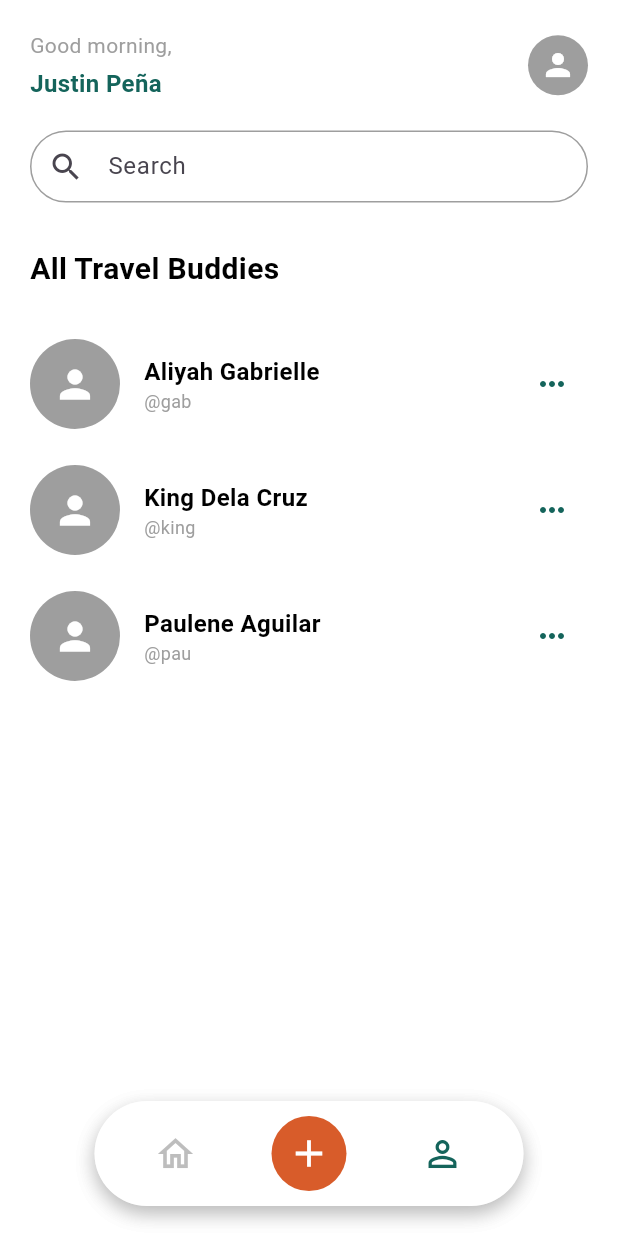
After one commit to CMSC23-UV-4L-AY2024-2025-2ndSem/project-tuklas, a Flutter app: the TravelBuddyScreen screen opened by its route, after a tap on the "home" icon, after a tap on the "person outline" icon, on a phone screen of 412 x 824 dp. The commit adds this screen. Run offline on Flutter 3.47's test engine with Material 3 defaults, Android fonts, the light colour scheme and no system bars; our stand-ins replace cloud_firestore, firebase_auth, firebase_core, google_fonts; accounts and stored records are empty; generated files the repository leaves out were written again.

Commit message:
feat: added files for the main screen and created routing

```diff
--- a/lib/main.dart
+++ b/lib/main.dart
@@ -1,5 +1,7 @@
 import 'package:firebase_core/firebase_core.dart';
 import 'package:flutter/material.dart';
+import 'package:project_TUKLAS/screens/main_screen.dart';
+import 'package:project_TUKLAS/screens/travel_buddy.dart';
 import 'package:provider/provider.dart';
 import 'firebase_options.dart';
 import 'providers/auth_provider.dart';
@@ -29,7 +31,11 @@ class MyApp extends StatelessWidget {
     return MaterialApp(
       title: 'Tuklas',
       initialRoute: '/signup',
-      routes: {'/signup': (context) => const SignUpPage()},
+      routes: {
+        '/signup': (context) => const SignUpPage(),
+        '/': (context) => const MainScreen(),
+        '/travel': (context) => TravelBuddyScreen(),
+      },
       theme: ThemeData(primarySwatch: Colors.blue),
     );
   }
--- /dev/null
+++ b/lib/models/travel_buddy_model.dart
@@ -0,0 +1,6 @@
+class TravelBuddy {
+  final String name;
+  final String username;
+
+  const TravelBuddy({required this.name, required this.username});
+}
--- /dev/null
+++ b/lib/screens/dummy.dart
@@ -0,0 +1,17 @@
+import 'package:flutter/material.dart';
+
+class DummyScreen extends StatelessWidget {
+  const DummyScreen({super.key});
+
+  @override
+  Widget build(BuildContext context) {
+    return Container(
+      color: Colors.white,
+      alignment: Alignment.center,
+      child: const Text(
+        "This is a Dummy Screen!",
+        style: TextStyle(fontSize: 24, fontWeight: FontWeight.bold),
+      ),
+    );
+  }
+}
--- /dev/null
+++ b/lib/screens/main_screen.dart
@@ -0,0 +1,53 @@
+import 'package:flutter/material.dart';
+import '../widgets/main_navigation_bar.dart';
+import 'dummy.dart';
+import 'travel_buddy.dart';
+
+class MainScreen extends StatefulWidget {
+  const MainScreen({super.key});
+
+  @override
+  State<MainScreen> createState() => _MainScreenState();
+}
+
+class _MainScreenState extends State<MainScreen> {
+  int _selectedIndex = 0;
+
+  final List<Widget> _screens = [
+    const DummyScreen(),
+    const SizedBox(), // empty yet for the add button
+    TravelBuddyScreen(),
+  ];
+
+  void _onButtonPressed(int index) {
+    if (index == 1) {
+      ScaffoldMessenger.of(
+        context,
+      ).showSnackBar(const SnackBar(content: Text('Add Button Pressed')));
+      return;
+    }
+
+    if (index == _selectedIndex) return;
+
+    setState(() {
+      _selectedIndex = index;
+    });
+  }
+
+  @override
+  Widget build(BuildContext context) {
+    return Scaffold(
+      backgroundColor: Colors.white,
+      body: Stack(
+        children: [
+          // displays the correct screen instantly without pushing routes, not sure if this is recommended
+          _screens[_selectedIndex],
+          MainNavigationBar(
+            selectedIndex: _selectedIndex,
+            onButtonPressed: _onButtonPressed,
+          ),
+        ],
+      ),
+    );
+  }
+}
--- a/lib/screens/signup_page.dart
+++ b/lib/screens/signup_page.dart
@@ -5,6 +5,7 @@ import 'package:google_fonts/google_fonts.dart';
 import '../providers/auth_provider.dart';
 import 'package:cloud_firestore/cloud_firestore.dart';
 import '../models/signup_form_values.dart';
+import 'main_screen.dart'; // Replace with your actual home screen filename and class
 
 class SignUpPage extends StatefulWidget {
   const SignUpPage({super.key});
@@ -250,13 +251,14 @@ class _SignUpState extends State<SignUpPage> {
 
         setState(() {
           if (message == "Success!") {
+            // navigate to main screen
             showEmailSignUpErrorMessage = false;
-            // Move to homepage ! all checks completed, sign up success
-            // if (mounted) {
-            // Navigator.pushReplacement(
-            //   context,
-            //   MaterialPageRoute(builder: (context) => const HomePage()),
-            // );
+            if (mounted) {
+              Navigator.pushReplacement(
+                context,
+                MaterialPageRoute(builder: (context) => const MainScreen()),
+              );
+            }
           } else {
             if (message == 'email-already-in-use') {
               showEmailSignUpErrorMessage = true;
@@ -337,13 +339,14 @@ class _SignUpState extends State<SignUpPage> {
 
         setState(() {
           if (message == "Success!") {
+            // navigate to mian screen
             showEmailSignUpErrorMessage = false;
-            // Move to homepage ! all checks completed, sign up success
-            // if (mounted) {
-            // Navigator.pushReplacement(
-            //   context,
-            //   MaterialPageRoute(builder: (context) => const HomePage()),
-            // );
+            if (mounted) {
+              Navigator.pushReplacement(
+                context,
+                MaterialPageRoute(builder: (context) => const MainScreen()),
+              );
+            }
           } else {
             if (message == 'email-already-in-use') {
               showEmailSignUpErrorMessage = true;
--- /dev/null
+++ b/lib/screens/travel_buddy.dart
@@ -0,0 +1,173 @@
+import 'package:flutter/material.dart';
+import '../models/travel_buddy_model.dart';
+import '../widgets/main_navigation_bar.dart';
+
+class TravelBuddyScreen extends StatelessWidget {
+  const TravelBuddyScreen({super.key});
+
+  final List<TravelBuddy> buddies = const [
+    // data placeholders
+    TravelBuddy(name: "Aliyah Gabrielle", username: "@gab"),
+    TravelBuddy(name: "King Dela Cruz", username: "@king"),
+    TravelBuddy(name: "Paulene Aguilar", username: "@pau"),
+  ];
+
+  void _handleNavTap(BuildContext context, int index) {
+    if (index == 0) {
+      Navigator.pushReplacementNamed(context, '/');
+    } else if (index == 1) {
+      ScaffoldMessenger.of(
+        context,
+      ).showSnackBar(const SnackBar(content: Text('Add Button Pressed')));
+    }
+    // index == 2 means already here, no action needed
+  }
+
+  @override
+  Widget build(BuildContext context) {
+    return Scaffold(
+      backgroundColor: Colors.white,
+      body: Stack(
+        children: [
+          SafeArea(
+            child: Padding(
+              padding: const EdgeInsets.all(20.0),
+              child: Column(
+                crossAxisAlignment: CrossAxisAlignment.start,
+                children: [
+                  Row(
+                    children: [
+                      Expanded(
+                        child: Column(
+                          crossAxisAlignment: CrossAxisAlignment.start,
+                          children: const [
+                            Text(
+                              "Good morning,",
+                              style: TextStyle(
+                                fontSize: 14,
+                                color: Colors.grey,
+                              ),
+                            ),
+                            SizedBox(height: 4),
+                            Text(
+                              "Justin Peña",
+                              style: TextStyle(
+                                fontSize: 16,
+                                fontWeight: FontWeight.bold,
+                                color: Color(0xFF14645B),
+                              ),
+                            ),
+                          ],
+                        ),
+                      ),
+                      const CircleAvatar(
+                        radius: 20,
+                        backgroundColor: Colors.grey,
+                        child: Icon(Icons.person, color: Colors.white),
+                      ),
+                    ],
+                  ),
+                  const SizedBox(height: 20),
+                  TextField(
+                    decoration: InputDecoration(
+                      hintText: 'Search',
+                      prefixIcon: const Icon(Icons.search),
+                      border: OutlineInputBorder(
+                        borderRadius: BorderRadius.circular(30),
+                        borderSide: const BorderSide(color: Colors.grey),
+                      ),
+                      enabledBorder: OutlineInputBorder(
+                        borderRadius: BorderRadius.circular(30),
+                        borderSide: const BorderSide(color: Colors.grey),
+                      ),
+                      contentPadding: const EdgeInsets.symmetric(
+                        vertical: 0,
+                        horizontal: 20,
+                      ),
+                    ),
+                  ),
+                  const SizedBox(height: 30),
+                  const Text(
+                    "All Travel Buddies",
+                    style: TextStyle(
+                      fontSize: 20,
+                      fontWeight: FontWeight.bold,
+                      color: Colors.black,
+                    ),
+                  ),
+                  const SizedBox(height: 20),
+                  Expanded(
+                    child: ListView.builder(
+                      itemCount: buddies.length,
+                      itemBuilder: (context, index) {
+                        final buddy = buddies[index];
+                        return TravelBuddyItem(buddy: buddy);
+                      },
+                    ),
+                  ),
+                ],
+              ),
+            ),
+          ),
+          MainNavigationBar(
+            selectedIndex: 2,
+            onButtonPressed: (index) => _handleNavTap(context, index),
+          ),
+        ],
+      ),
+    );
+  }
+}
+
+class TravelBuddyItem extends StatelessWidget {
+  final TravelBuddy buddy;
+
+  const TravelBuddyItem({super.key, required this.buddy});
+
+  @override
+  Widget build(BuildContext context) {
+    return Padding(
+      padding: const EdgeInsets.symmetric(vertical: 12.0),
+      child: GestureDetector(
+        onTap: () {
+          ScaffoldMessenger.of(context).showSnackBar(
+            const SnackBar(content: Text('Clicked travel buddy detail.')),
+          );
+        },
+        child: Row(
+          children: [
+            const CircleAvatar(
+              radius: 30,
+              backgroundColor: Colors.grey,
+              child: Icon(Icons.person, color: Colors.white, size: 30),
+            ),
+            const SizedBox(width: 16),
+            Expanded(
+              child: Column(
+                crossAxisAlignment: CrossAxisAlignment.start,
+                children: [
+                  Text(
+                    buddy.name,
+                    style: const TextStyle(
+                      fontSize: 16,
+                      fontWeight: FontWeight.bold,
+                      color: Colors.black,
+                    ),
+                  ),
+                  Text(
+                    buddy.username,
+                    style: const TextStyle(fontSize: 12, color: Colors.grey),
+                  ),
+                ],
+              ),
+            ),
+            IconButton(
+              icon: const Icon(Icons.more_horiz, color: Color(0xFF14645B)),
+              onPressed: () {},
+            ),
+          ],
+        ),
+      ),
+    );
+  }
+}
```
